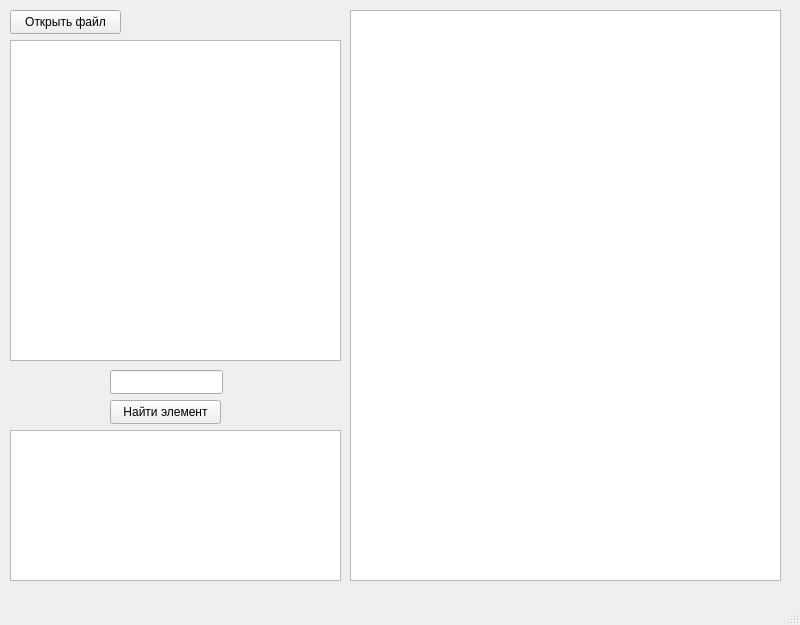
This is QtProj/mapAnalizer/map_analizer/mainwindow.ui in twentyoneh/CPPproj as Qt 5 draws it before an edit. The edited form follows.
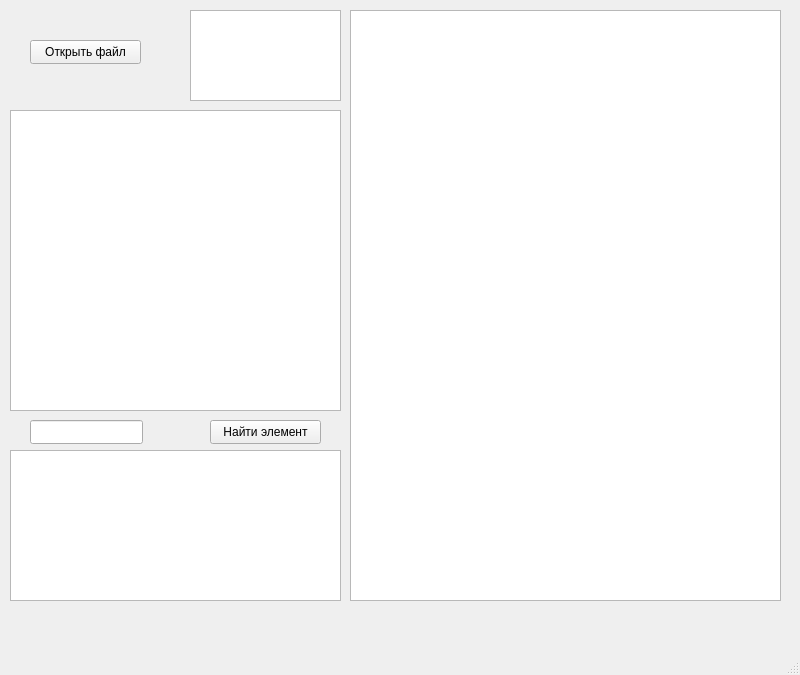
This is the edited form.

Patch:
```diff
--- a/QtProj/mapAnalizer/map_analizer/mainwindow.ui
+++ b/QtProj/mapAnalizer/map_analizer/mainwindow.ui
@@ -7,7 +7,7 @@
     <x>0</x>
     <y>0</y>
     <width>800</width>
-    <height>625</height>
+    <height>675</height>
    </rect>
   </property>
   <property name="windowTitle">
@@ -17,8 +17,8 @@
    <widget class="QPushButton" name="OpenFile">
     <property name="geometry">
      <rect>
-      <x>10</x>
-      <y>10</y>
+      <x>30</x>
+      <y>40</y>
       <width>111</width>
       <height>24</height>
      </rect>
@@ -33,7 +33,7 @@
       <x>350</x>
       <y>10</y>
       <width>431</width>
-      <height>571</height>
+      <height>591</height>
      </rect>
     </property>
     <property name="verticalScrollBarPolicy">
@@ -46,8 +46,8 @@
    <widget class="QLineEdit" name="variableName">
     <property name="geometry">
      <rect>
-      <x>110</x>
-      <y>370</y>
+      <x>30</x>
+      <y>420</y>
       <width>113</width>
       <height>24</height>
      </rect>
@@ -56,8 +56,8 @@
    <widget class="QPushButton" name="findVariable">
     <property name="geometry">
      <rect>
-      <x>110</x>
-      <y>400</y>
+      <x>210</x>
+      <y>420</y>
       <width>111</width>
       <height>24</height>
      </rect>
@@ -70,9 +70,9 @@
     <property name="geometry">
      <rect>
       <x>10</x>
-      <y>40</y>
+      <y>110</y>
       <width>331</width>
-      <height>321</height>
+      <height>301</height>
      </rect>
     </property>
    </widget>
@@ -80,9 +80,22 @@
     <property name="geometry">
      <rect>
       <x>10</x>
-      <y>430</y>
+      <y>450</y>
       <width>331</width>
       <height>151</height>
+     </rect>
+    </property>
+    <property name="verticalScrollMode">
+     <enum>QAbstractItemView::ScrollMode::ScrollPerPixel</enum>
+    </property>
+   </widget>
+   <widget class="QListWidget" name="buttonWidget">
+    <property name="geometry">
+     <rect>
+      <x>190</x>
+      <y>10</y>
+      <width>151</width>
+      <height>91</height>
      </rect>
     </property>
    </widget>
```
Left out of the diff: 3 changed lines with no effect on the pictures.
